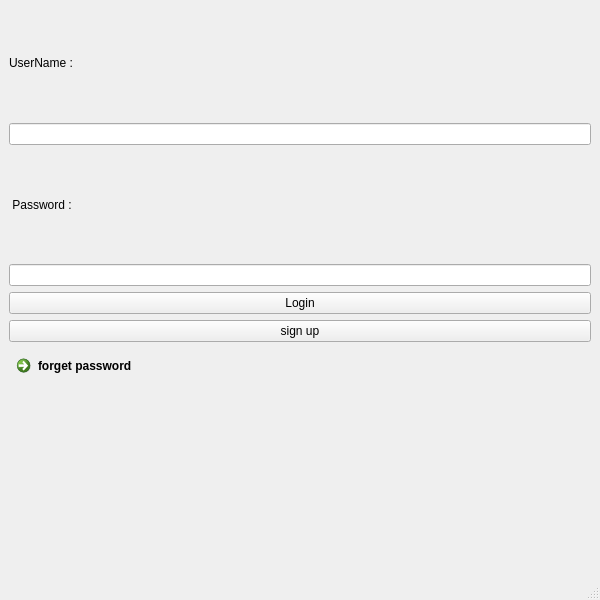
This is ui/login.ui in PooyaFekri/LinkedIn as Qt 5 draws it before an edit. The edited form follows.
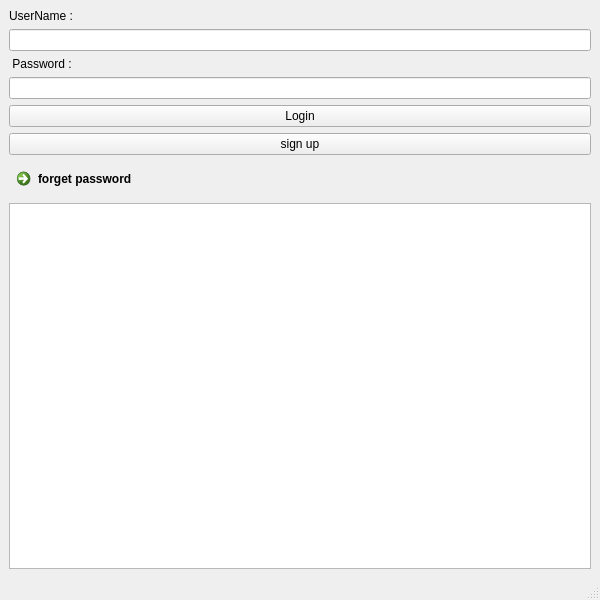
This is the edited form.

What changed in the file:
```diff
--- a/ui/login.ui
+++ b/ui/login.ui
@@ -73,6 +73,9 @@
         </property>
        </widget>
       </item>
+      <item>
+       <widget class="QTextBrowser" name="Error_textBrowser"/>
+      </item>
      </layout>
     </item>
    </layout>
```
